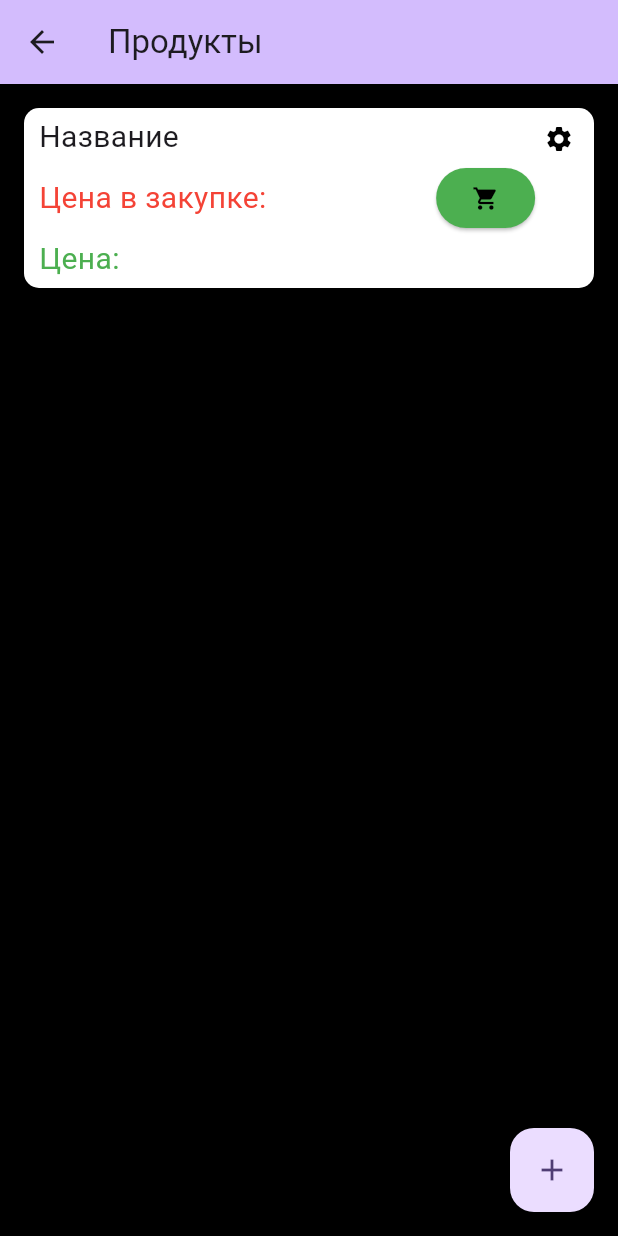
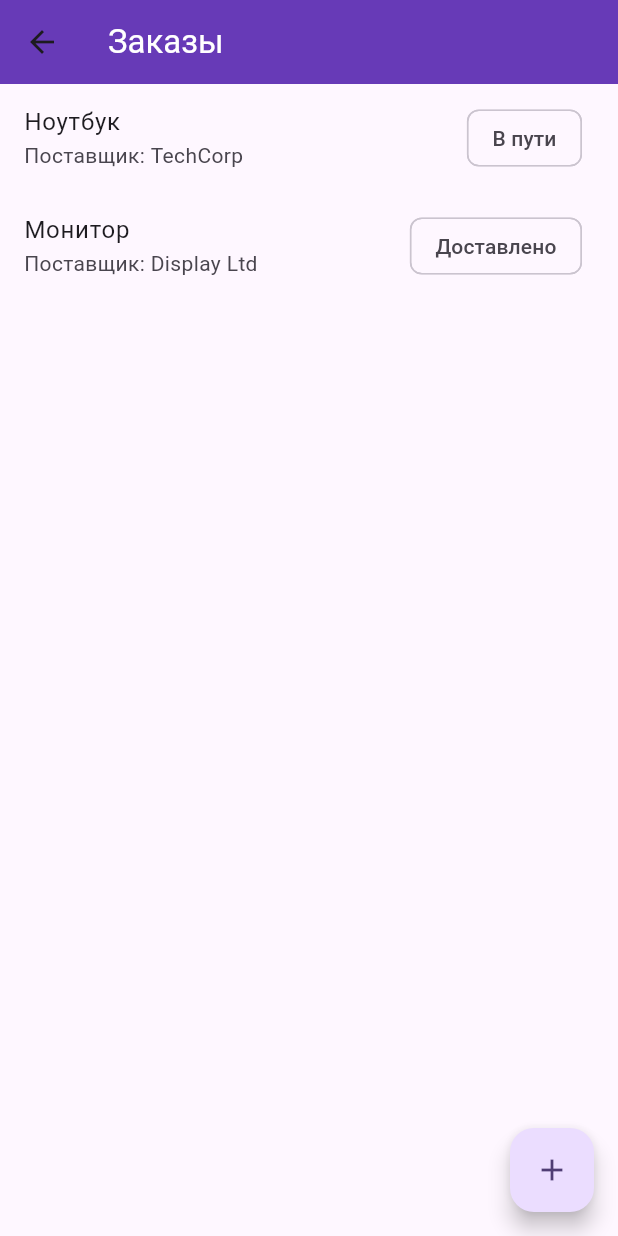
Before and after one commit to VirVoyt/VKR, a Flutter app: the screen it shows after launch, after a tap on "АВТОРИЗОВАТЬСЯ", on a phone screen of 412 x 824 dp. Run offline on Flutter 3.47's test engine with Material 3 defaults, Android fonts, the phone set to English and light mode, and no system bars; our stand-ins replace get, graphql_flutter, parse_server_sdk_flutter.

```diff
--- a/lib/main.dart
+++ b/lib/main.dart
@@ -105,7 +105,7 @@ class LoginScreen extends StatelessWidget {
               child: ElevatedButton(onPressed:() {
                 Navigator.push(
                   context,
-                  MaterialPageRoute(builder: (context) => ProductList()),
+                  MaterialPageRoute(builder: (context) => OrdersScreen()),
                 );
               },
                   style: ButtonStyle(
@@ -212,16 +212,7 @@ class _ProductListState extends State<ProductList> {
           },
         ),
       ),
-    floatingActionButton: FloatingActionButton(
-        onPressed: () {
-          Navigator.push(
-            context,
-            MaterialPageRoute(builder: (context) => ShoppingCart()),
-          );
-        },
-        tooltip: 'Добавить товар',
-        child: const Icon(Icons.add),
-      ),
+
     );
   }
 }
@@ -366,3 +357,47 @@ class CartEditor extends StatelessWidget{
     ramdom.main(description: description, price: price, percent: percent);
   }
 }
+
+class OrdersScreen extends StatelessWidget {
+  final List<Order> orders = [
+    Order(id: 1, product: "Ноутбук", supplier: "TechCorp", status: "В пути"),
+    Order(id: 2, product: "Монитор", supplier: "Display Ltd", status: "Доставлено"),
+  ];
+
+  @override
+  Widget build(BuildContext context) {
+    return Scaffold(
+      appBar: AppBar(title: Text("Заказы", style: TextStyle(color: Colors.white)), backgroundColor: color ),
+      body: ListView.builder(
+        itemCount: orders.length,
+        itemBuilder: (context, index) {
+          final order = orders[index];
+          return ListTile(
+            title: Text(order.product),
+            subtitle: Text("Поставщик: ${order.supplier}"),
+            trailing: Chip(label: Text(order.status)),
+          );
+        },
+      ),
+      floatingActionButton: FloatingActionButton(
+        onPressed: () {
+          Navigator.push(
+            context,
+            MaterialPageRoute(builder: (context) => ProductList()),
+          );
+        },
+        tooltip: 'Сделать заказ',
+        child: const Icon(Icons.add),
+      ),
+    );
+  }
+}
+
+class Order {
+  final int id;
+  final String product;
+  final String supplier;
+  final String status;
+
+  Order({required this.id, required this.product, required this.supplier, required this.status});
+}
```
Also changed, not shown: pubspec.lock.
